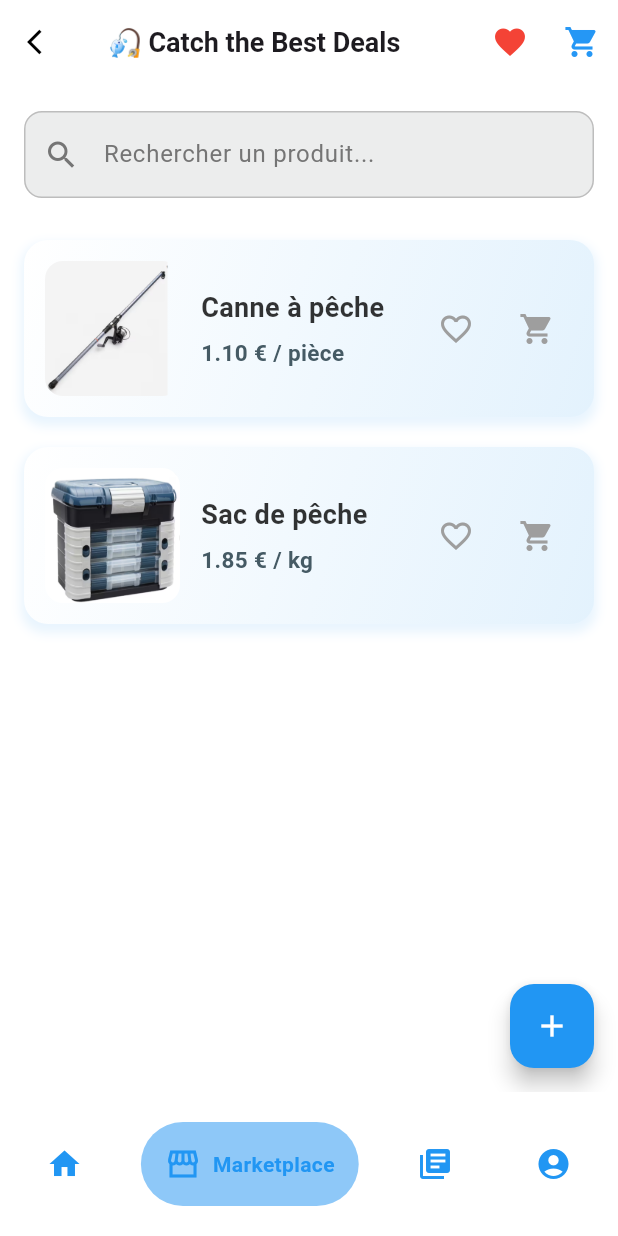
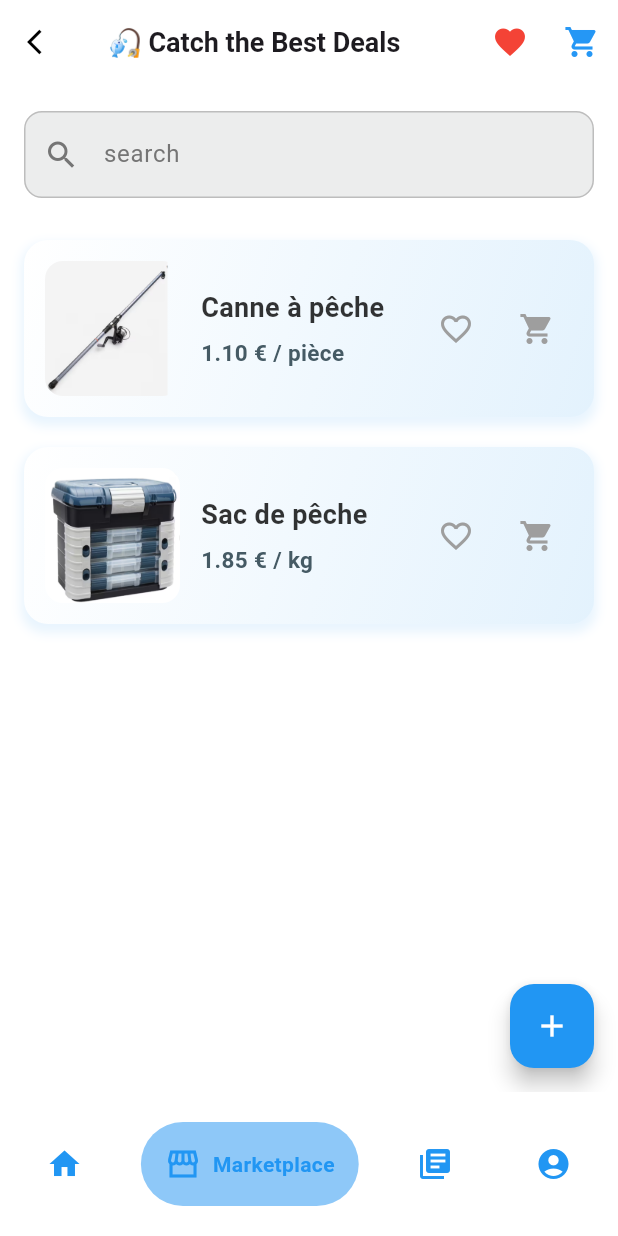
Before and after one commit to azzachater/fish_app, a Flutter app: the screen it shows after launch, item 2 of the bottom bar chosen, on a phone screen of 412 x 824 dp. Run offline on Flutter 3.47's test engine with Material 3 defaults, Android fonts, the light colour scheme and no system bars; drawn by our look-alikes of google_nav_bar; our stand-ins replace table_calendar; missing offline and left inert: flutter_osm_plugin.

Commit message:
marketplace , navBar , journal, map

```diff
--- a/lib/screens/market_place.dart
+++ b/lib/screens/market_place.dart
@@ -59,7 +59,7 @@ class Marketplace extends StatelessWidget {
         children: [
           const SizedBox(height: 10),
           SearchBarWidget(
-            hintText: 'Rechercher un produit...',
+            hintText: 'search',
             onChanged: (value) {
               print('Recherche: $value');
             },
```
